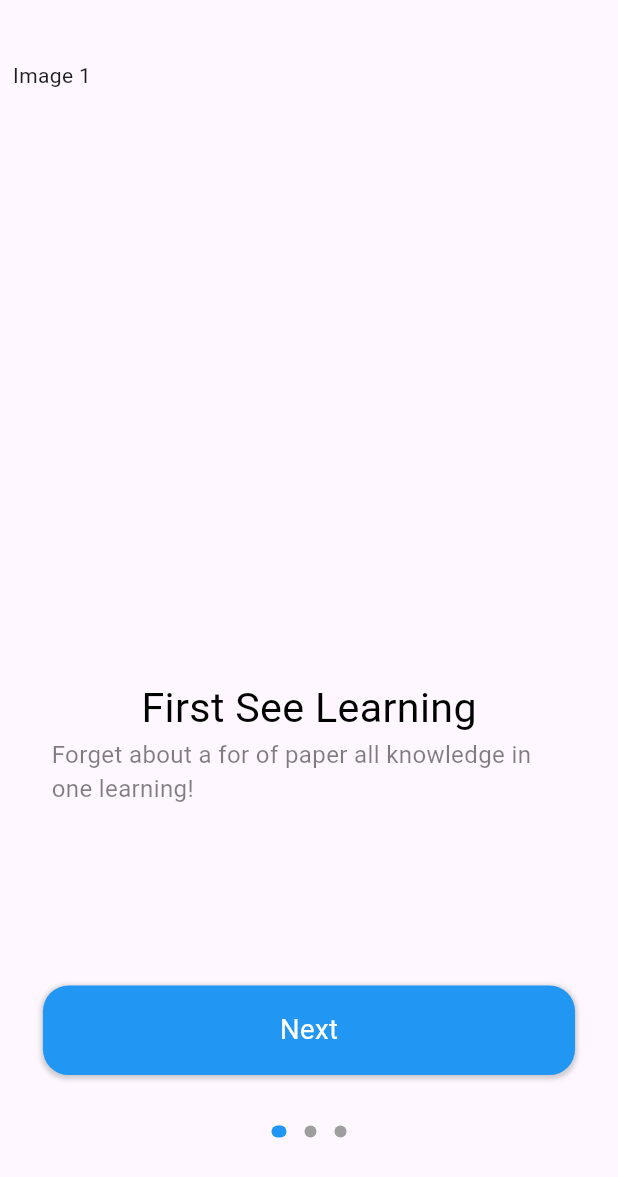
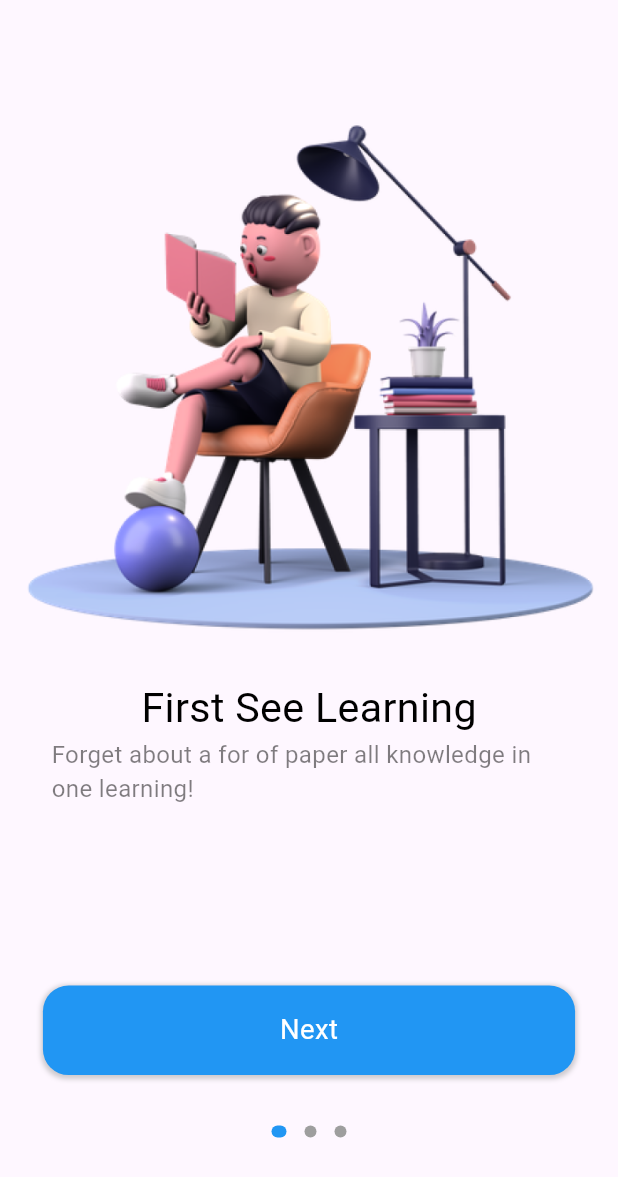
Before and after one commit to Flutter-Streamliner/ShoppingApp, a Flutter app: the screen it shows after launch, on a phone screen of 412 x 824 dp. Shown: the top 1177 px of the screen. Run offline on Flutter 3.47's test engine with Material 2 defaults, Android fonts, the light colour scheme and no system bars; drawn by our look-alikes of dots_indicator; our stand-ins replace cloud_firestore, flutter_bloc, flutter_screenutil; accounts and stored records are empty.

Commit message:
Swipe Page Button Click

```diff
--- a/lib/pages/welcome/welcome_page.dart
+++ b/lib/pages/welcome/welcome_page.dart
@@ -14,7 +14,7 @@ class WelcomePage extends StatefulWidget {
 
 class _WelcomeState extends State<WelcomePage> {
 
-  PageController pageController = PageController();
+  final PageController _pageController = PageController(initialPage: 0);
 
   void _updatePageIndex({required int index}) =>
       context.read<WelcomeBloc>().add(UpdateWelcomePageEvent(page: index));
@@ -33,28 +33,32 @@ class _WelcomeState extends State<WelcomePage> {
                 alignment: Alignment.topCenter,
                 children: [
                   PageView(
+                    controller: _pageController,
                     onPageChanged: (index) => _updatePageIndex(index: index),
-                    children: const [
+                    children: [
                       OnboardingPage(
                         index: 1,
-                        imagePath: '',
+                        imagePath: 'assets/images/reading.png',
                         title: 'First See Learning',
                         subtitle: 'Forget about a for of paper all knowledge in one learning!',
                         buttonName: 'Next',
+                        onPressed: () => _pageController.animateToPage(1, duration: const Duration(milliseconds: 500), curve: Curves.easeIn),
                       ),
                       OnboardingPage(
                         index: 2,
-                        imagePath: '',
+                        imagePath: 'assets/images/boy.png',
                         title: 'Connect With Everyone',
                         subtitle: 'Always keep in touch with your tutor & friend. Let\'s get connected',
                         buttonName: 'Next',
+                        onPressed: () => _pageController.animateToPage(2, duration: const Duration(milliseconds: 500), curve: Curves.easeIn),
                       ),
                       OnboardingPage(
                         index: 3,
-                        imagePath: '',
+                        imagePath: 'assets/images/man.png',
                         title: 'Always Fascinated Learning',
                         subtitle: 'Anywhere, anytime. The time is at our description so study whenever you want',
                         buttonName: 'Get Started',
+                        onPressed: (){},
                       ),
                     ],
                   ),
--- a/lib/pages/welcome/widgets/onboarding_page.dart
+++ b/lib/pages/welcome/widgets/onboarding_page.dart
@@ -8,6 +8,7 @@ class OnboardingPage extends StatelessWidget {
   final String title;
   final String subtitle;
   final String buttonName;
+  final Function() onPressed;
 
   const OnboardingPage({
     Key? key,
@@ -16,6 +17,7 @@ class OnboardingPage extends StatelessWidget {
     required this.title,
     required this.subtitle,
     required this.buttonName,
+    required this.onPressed,
   }) : super(key: key);
 
   @override
@@ -25,7 +27,10 @@ class OnboardingPage extends StatelessWidget {
         SizedBox(
           width: 345.w,
           height: 345.h,
-          child: const Text('Image 1'),
+          child: Image.asset(
+            imagePath,
+            fit: BoxFit.cover,
+          ),
         ),
         Text(
           title,
@@ -47,7 +52,9 @@ class OnboardingPage extends StatelessWidget {
             ),
           ),
         ),
-        Container(
+        GestureDetector(
+          onTap: onPressed,
+          child: Container(
             margin: EdgeInsets.only(top: 100.h, left: 25.w, right: 25.w),
             width: 325.w,
             height: 50.h,
@@ -73,6 +80,7 @@ class OnboardingPage extends StatelessWidget {
                 ),
               ),
             ),
+          ),
         )
       ],
     );
--- a/pubspec.yaml
+++ b/pubspec.yaml
@@ -63,6 +63,10 @@ flutter:
   # the material Icons class.
   uses-material-design: true
 
+  assets:
+    - assets/
+    - assets/images/
+
   # To add assets to your application, add an assets section, like this:
   # assets:
   #   - images/a_dot_burr.jpeg
```
Lines whose indentation alone changed are shown as unchanged.
